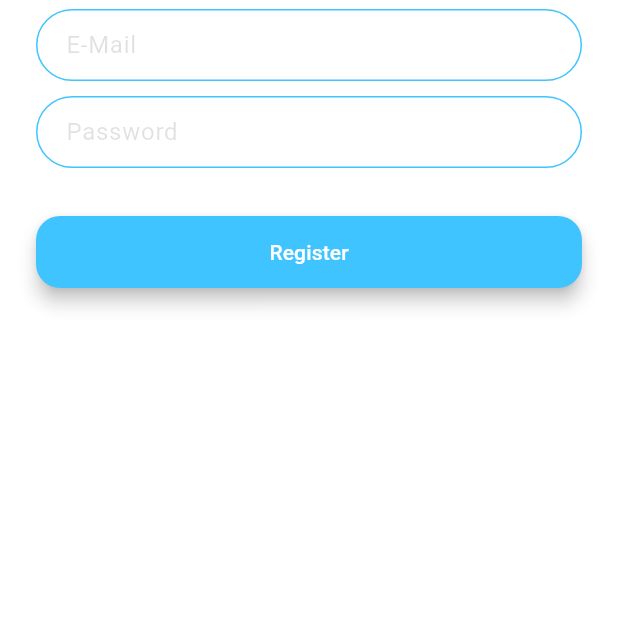
After one commit to Prashant-2024/flash-chat, a Flutter app: the screen it shows after launch, on a phone screen of 412 x 824 dp, the part 618-1236 px from its top. The commit adds this screen. Run offline on Flutter 3.47's test engine with Material 3 defaults, Android fonts, the phone set to English and light mode, and no system bars.

Commit message:
Added Register Page Screen

```diff
--- a/lib/main.dart
+++ b/lib/main.dart
@@ -1,4 +1,5 @@
 import 'package:flash_chat/screens/login_screen.dart';
+import 'package:flash_chat/screens/registeration_screen.dart';
 import 'package:flash_chat/screens/welcome_screen.dart';
 import 'package:flutter/material.dart';
 
@@ -17,7 +18,7 @@ class FlashChat extends StatelessWidget {
           bodySmall: TextStyle(color: Colors.black54),
         ),
       ),
-      home: LoginScreen(),
+      home: RegisterationScreen(),
     );
   }
 }
--- /dev/null
+++ b/lib/screens/registeration_screen.dart
@@ -0,0 +1,101 @@
+import 'package:flutter/cupertino.dart';
+import 'package:flutter/material.dart';
+
+class RegisterationScreen extends StatefulWidget {
+  const RegisterationScreen({super.key});
+
+  @override
+  State<RegisterationScreen> createState() => _RegisterationScreenState();
+}
+
+class _RegisterationScreenState extends State<RegisterationScreen> {
+  @override
+  Widget build(BuildContext context) {
+    return Scaffold(
+      backgroundColor: Colors.white,
+      body: Padding(
+        padding: EdgeInsets.symmetric(horizontal: 24.0),
+        child: Column(
+          mainAxisAlignment: MainAxisAlignment.center,
+          crossAxisAlignment: CrossAxisAlignment.stretch,
+          children: [
+            Container(
+              child: Image.asset('images/logo.png'),
+              height: 150.0,
+            ),
+            SizedBox(
+              height: 48.0,
+            ),
+            TextField(
+              onChanged: (value) => {
+                // user input
+              },
+              decoration: InputDecoration(
+                hintText: "E-Mail",
+                hintStyle: TextStyle(color: Colors.black12),
+                contentPadding:
+                    EdgeInsets.symmetric(horizontal: 16.0, vertical: 8.0),
+                border: OutlineInputBorder(
+                  borderRadius: BorderRadius.all(Radius.circular(24.0)),
+                ),
+                enabledBorder: OutlineInputBorder(
+                  borderSide:
+                      BorderSide(color: Colors.lightBlueAccent, width: 1.0),
+                  borderRadius: BorderRadius.all(Radius.circular(24.0)),
+                ),
+                focusedBorder: OutlineInputBorder(
+                  borderSide:
+                      BorderSide(color: Colors.lightBlueAccent, width: 1.0),
+                  borderRadius: BorderRadius.all(Radius.circular(24.0)),
+                ),
+              ),
+            ),
+            SizedBox(
+              height: 10.0,
+            ),
+            TextField(
+              onChanged: (value) => {
+                // user input
+              },
+              decoration: InputDecoration(
+                hintText: "Password",
+                hintStyle: TextStyle(color: Colors.black12),
+                contentPadding:
+                    EdgeInsets.symmetric(horizontal: 16.0, vertical: 8.0),
+                border: OutlineInputBorder(
+                  borderRadius: BorderRadius.all(Radius.circular(24.0)),
+                ),
+                enabledBorder: OutlineInputBorder(
+                  borderSide:
+                      BorderSide(color: Colors.lightBlueAccent, width: 1.0),
+                  borderRadius: BorderRadius.all(Radius.circular(24.0)),
+                ),
+                focusedBorder: OutlineInputBorder(
+                  borderSide:
+                      BorderSide(color: Colors.lightBlueAccent, width: 1.0),
+                  borderRadius: BorderRadius.all(Radius.circular(24.0)),
+                ),
+              ),
+            ),
+            SizedBox(
+              height: 32.0,
+            ),
+            Material(
+              color: Colors.lightBlueAccent,
+              borderRadius: BorderRadius.all(Radius.circular(16.0)),
+              elevation: 5.0,
+              child: MaterialButton(
+                onPressed: () => {
+                  //   login implemneation
+                },
+                minWidth: 200.0,
+                height: 42.0,
+                child: Text("Register"),
+              ),
+            )
+          ],
+        ),
+      ),
+    );
+  }
+}
```
